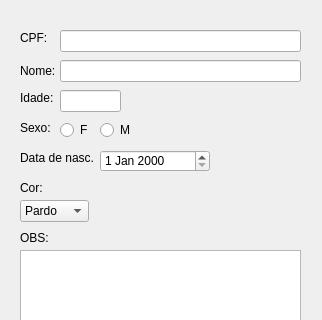
Above: modulo-2/cadastro_clientes/add.ui from MarioCarvalhoBr/curso-python-2022 before the change; both pictures show x 0 to 322 and y 0 to 320 of the 322 by 533 pixel window. Below: the same form after it.
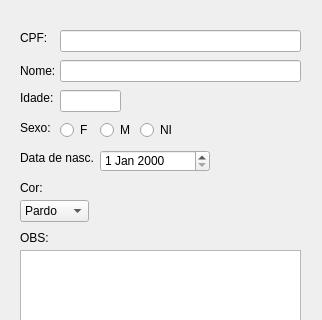
That is the form after the change.

```diff
--- a/modulo-2/cadastro_clientes/add.ui
+++ b/modulo-2/cadastro_clientes/add.ui
@@ -127,7 +127,7 @@
      <rect>
       <x>60</x>
       <y>120</y>
-      <width>89</width>
+      <width>31</width>
       <height>20</height>
      </rect>
     </property>
@@ -140,7 +140,7 @@
      <rect>
       <x>100</x>
       <y>120</y>
-      <width>89</width>
+      <width>31</width>
       <height>20</height>
      </rect>
     </property>
@@ -232,6 +232,19 @@
      <string>CANCELAR</string>
     </property>
    </widget>
+   <widget class="QRadioButton" name="btnr_ni">
+    <property name="geometry">
+     <rect>
+      <x>140</x>
+      <y>120</y>
+      <width>41</width>
+      <height>20</height>
+     </rect>
+    </property>
+    <property name="text">
+     <string>NI</string>
+    </property>
+   </widget>
   </widget>
   <widget class="QMenuBar" name="menubar">
    <property name="geometry">
```
